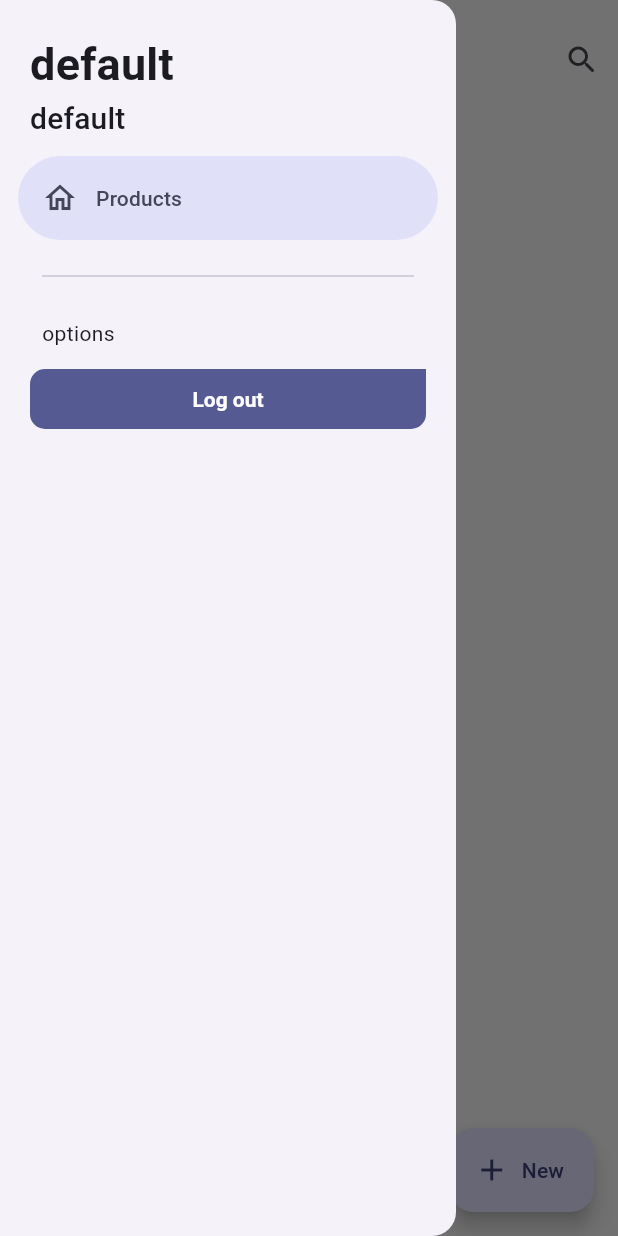
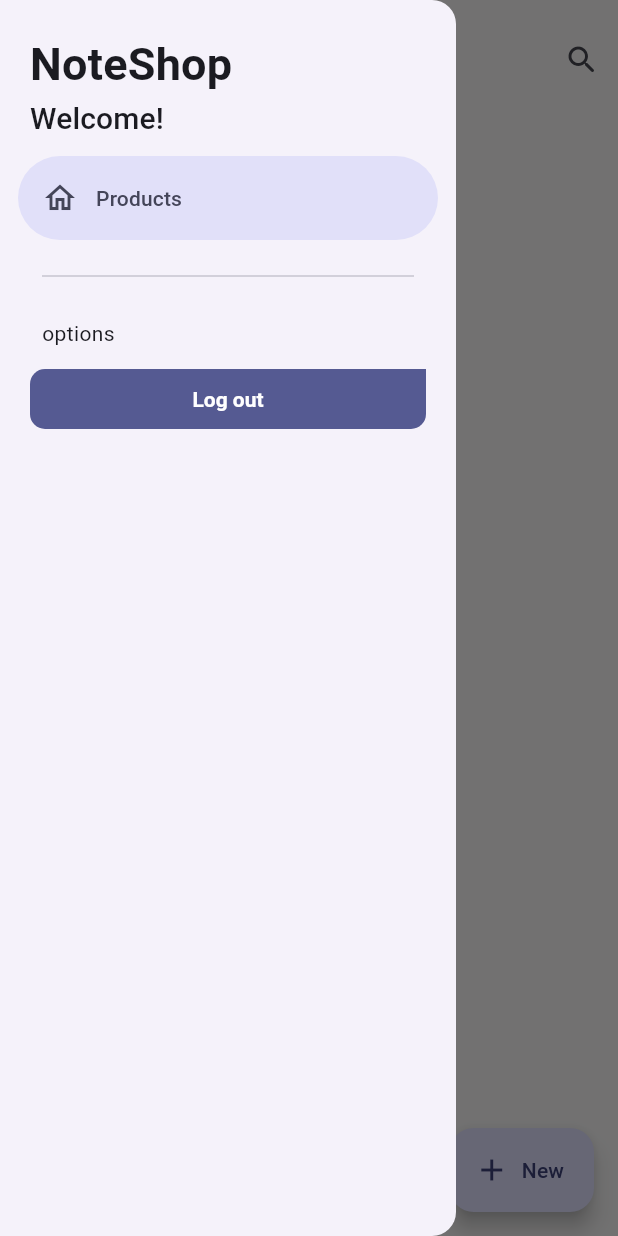
Before and after one commit to manumiguezz/NoteShopApp, a Flutter app: the ProductsScreen screen opened by its route, with the side drawer open, on a phone screen of 412 x 824 dp. Run offline on Flutter 3.47's test engine with Material 2 defaults, Android fonts, the phone set to English and light mode, and no system bars; our stand-ins replace dio, flutter_dotenv, flutter_riverpod, formz, go_router, google_fonts and 2 more; accounts and stored records are empty; network calls fail; project files that could hold a hidden picture were left out.

Commit message:
preparing for releasing versions

```diff
--- a/lib/features/products/presentation/providers/forms/product_form_provider.dart
+++ b/lib/features/products/presentation/providers/forms/product_form_provider.dart
@@ -80,6 +80,12 @@ class ProductFormNotifier extends StateNotifier<ProductFormState> {
         Price.dirty(state.price.value),
         Stock.dirty(state.inStock.value),
       ])
+    );
+  }
+
+  void updateProductImage(String path) {
+    state = state.copyWith(
+      images: [...state.images, path]
     );
   }
 
--- a/lib/features/shared/widgets/side_menu.dart
+++ b/lib/features/shared/widgets/side_menu.dart
@@ -45,12 +45,12 @@ class SideMenuState extends ConsumerState<SideMenu> {
 
         Padding(
           padding: EdgeInsets.fromLTRB(20, hasNotch ? 0 : 20, 16, 0),
-          child: Text('default', style: textStyles.titleMedium ),
+          child: Text('NoteShop', style: textStyles.titleMedium ),
         ),
 
         Padding(
           padding: const EdgeInsets.fromLTRB(20, 0, 16, 10),
-          child: Text('default', style: textStyles.titleSmall ),
+          child: Text('Welcome!', style: textStyles.titleSmall ),
         ),
 
         const NavigationDrawerDestination(
```
Also changed, not shown: lib/features/products/infrastructure/datasources/products_datasource_impl.dart (+31 -0 lines), pubspec.yaml (+8 -0 lines), assets/Icon/flickframes-icon-one.png (added), assets/Icon/flickframes-icon-two.png (added), pubspec.lock, 6 other files.
